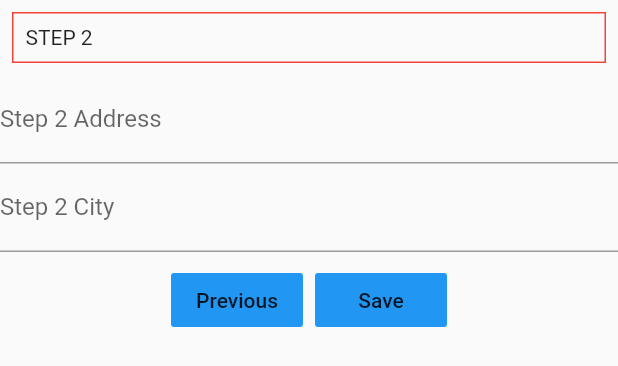
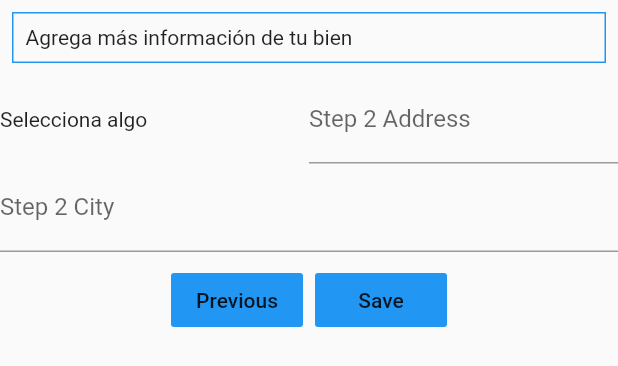
Before and after one commit to jsepulvedai1/Registralo, a Flutter app: the FormWidget widget shown alone on an empty page, opened directly, after a tap on "Next", on a phone screen of 412 x 824 dp. Shown: the top 366 px of the screen. Run offline on Flutter 3.47's test engine with Material 2 defaults, Android fonts, the phone set to English and light mode, and no system bars; our stand-ins replace carousel_pro, curved_navigation_bar, device_info, geolocator, local_auth, simple_animations and 1 more; missing offline and left inert: direct_select, imei_plugin; network calls fail; project files that could hold a hidden picture were left out.

Commit message:
dynamic inputs

```diff
--- a/lib/src/pages/utils/formWidget.dart
+++ b/lib/src/pages/utils/formWidget.dart
@@ -18,18 +18,37 @@ class _FormWidgetState extends State<FormWidget> {
   List<String> _categories;
   Map<String, dynamic> brands;
   List<String> _currentBrands;
+  List<String> _estimatedValues;
+  Map<String, List<String>> _identifiers;
+  Map<String, String> currentIdentifiers;
+  String estimatedValue;
   bool showData;
-
+  bool checkBoxBrand;
+  bool showInputs;
   @override
   void initState() {
     var categories = ['Autos', 'Notebooks'];
-
+    checkBoxBrand = false;
+    showInputs = false;
     var mapData = new Map<String, dynamic>();
+    var mapIdentifiers = new Map<String, List<String>>();
+    mapIdentifiers['Autos'] = ['Patente', 'Kilometraje'];
+    mapIdentifiers['Notebooks'] = ['MAC', 'procesador'];
     mapData['Autos'] = ['suzuki', 'kia'];
     mapData['Notebooks'] = ['hp', 'huawei'];
+    var estimatedValues = [
+      "Menor a \$100.000",
+      "\$100.000 - \$500.000",
+      "\$500.000 - \$100.0000",
+      "\$Superior a \$1000.000"
+    ];
     showData = false;
     setState(() {
+      _identifiers = mapIdentifiers;
+
       _categories = categories;
+      _estimatedValues = estimatedValues;
+      estimatedValue = estimatedValues[0];
       brands = mapData;
       _currentBrands = ['suzuki', 'kia'];
       showData = true;
@@ -55,43 +74,38 @@ class _FormWidgetState extends State<FormWidget> {
     });
   }
 
-  String dropdownValue = 'Autos';
-  String dropDownValue2 = 'suzuki';
-  Column formOneBuilder(BuildContext context) {
+  Widget checkbox(String title, bool boolValue) {
     return Column(
+      mainAxisAlignment: MainAxisAlignment.center,
       children: <Widget>[
-        Padding(
-          padding: const EdgeInsets.all(8.0),
-          child: Container(
-              padding: const EdgeInsets.all(8.0),
-              decoration: BoxDecoration(border: Border.all(color: Colors.blue)),
-              width: double.infinity,
-              child: Text("Cuentanos que tipo de bien deseas registrar")),
-        ),
-        DropdownButtonFormField<String>(
-          value: dropdownValue,
-          icon: Icon(Icons.arrow_downward),
-          iconSize: 24,
-          style: TextStyle(color: Colors.deepPurple),
-
-          onChanged: (String newValue) {
+        Text(title),
+        Checkbox(
+          value: boolValue,
+          onChanged: (bool value) {
+            checkBoxBrand = value;
             setState(() {
-              dropdownValue = newValue;
-              _currentBrands = brands[newValue];
-              dropDownValue2 = brands[newValue][0];
+              checkBoxBrand = value;
             });
           },
-          items: _categories.map<DropdownMenuItem<String>>((String value) {
-            return DropdownMenuItem<String>(
-              value: value,
-              child: Text(value),
+        )
+      ],
     );
-          }).toList(),
-        ),
-        DropdownButtonFormField<String>(
+  }
+  //List _listings = new List();
+
+  List<Widget> _getInputs(BuildContext context) {
+    List inputs = new List<Widget>();
+    List listings = _getListings(context, currentCategory);
+    if (showInputs) {
+      inputs.add(Row(mainAxisSize: MainAxisSize.min, children: <Widget>[
+      Text("Marca"),
+      Expanded(child: checkbox("Nuevo", checkBoxBrand)),
+      Expanded(
+          child: DropdownButtonFormField<String>(
         value: dropDownValue2,
         icon: Icon(Icons.arrow_downward),
         iconSize: 24,
+        elevation: 16,
         style: TextStyle(color: Colors.deepPurple),
         onChanged: (String newValue) {
           setState(() {
@@ -104,10 +118,127 @@ class _FormWidgetState extends State<FormWidget> {
             child: Text(value),
           );
         }).toList(),
+      ))
+    ]));
+    inputs.add(Row(mainAxisSize: MainAxisSize.min, children: <Widget>[
+      Expanded(
+        child: Text("Valor estimado"),
       ),
+      Expanded(
+          child: DropdownButton<String>(
+        value: estimatedValue,
+        icon: Icon(Icons.arrow_downward),
+        iconSize: 24,
+        elevation: 16,
+        style: TextStyle(color: Colors.deepPurple),
+        underline: Container(
+          height: 2,
+          color: Colors.deepPurpleAccent,
+        ),
+        onChanged: (String newValue) {
+          setState(() {
+            estimatedValue = newValue;
+          });
+        },
+        items: _estimatedValues.map<DropdownMenuItem<String>>((String value) {
+          return DropdownMenuItem<String>(
+            value: value,
+            child: Text(value),
+          );
+        }).toList(),
+      ))
+    ]));
+    inputs.add( ConstrainedBox(
+      constraints: BoxConstraints(maxHeight: 1000),
+      child: ListView(
+        children: listings,
+      ))
+    );
+    } else {
+      inputs.add(Text("Seleccione una categoría para más opciones"));
+    }
+    return inputs;
+  }
+
+  List<Widget> _getListings(BuildContext context, String category) {
+    // <<<<< Note this change for the return type
+    List listings = new List<Widget>();
+    if (showInputs) {
+
+      int i = 0;
+      int lenght = _identifiers[category].length;
+      for (i = 0; i < lenght; i++) {
+        var text = _identifiers[category][i];
+        listings.add(new Row(
+           mainAxisSize: MainAxisSize.min,
+           children: <Widget>[
+            Expanded(
+              child: Text(text),
+            ),
+            Expanded(
+                child: TextFormField(
+              controller: ctl_address,
+              decoration: const InputDecoration(labelText: 'Ingrese valores'),
+            ))
+          ])
+        );
+      }
+    }
+    return listings;
+  }
+
+  String currentCategory = 'Autos';
+  String dropDownValue2 = 'suzuki';
+  Column formOneBuilder(BuildContext context) {
+    return new Column(
+      children: <Widget>[
+        Padding(
+          padding: const EdgeInsets.all(8.0),
+          child: Container(
+              padding: const EdgeInsets.all(8.0),
+              decoration: BoxDecoration(border: Border.all(color: Colors.blue)),
+              width: double.infinity,
+              child: Text("Cuentanos que tipo de bien deseas registrar")),
+        ),
+        Row(mainAxisSize: MainAxisSize.min, children: <Widget>[
+          Expanded(
+            child: Text("Categoría"),
+          ),
+          Expanded(
+              child: DropdownButton<String>(
+            value: currentCategory,
+            icon: Icon(Icons.arrow_downward),
+            iconSize: 24,
+            elevation: 16,
+            style: TextStyle(color: Colors.deepPurple),
+            underline: Container(
+              height: 2,
+              color: Colors.deepPurpleAccent,
+            ),
+            onChanged: (String newValue) {
+              setState(() {
+                currentCategory = newValue;
+                _currentBrands = brands[newValue];
+                dropDownValue2 = brands[newValue][0];
+                showInputs = true;
+              });
+            },
+            items: _categories.map<DropdownMenuItem<String>>((String value) {
+              return DropdownMenuItem<String>(
+                value: value,
+                child: Text(value),
+              );
+            }).toList(),
+          ))
+        ]),
+        Expanded(child: ListView(
+            shrinkWrap: true,
+            physics: ClampingScrollPhysics(),
+            children: _getInputs(context)
+          )),
         Center(
           child: Padding(
-            padding: const EdgeInsets.all(8.0),
+            padding: const EdgeInsets.all(1.0),
             child: Row(
               crossAxisAlignment: CrossAxisAlignment.center,
               mainAxisAlignment: MainAxisAlignment.center,
@@ -142,15 +273,21 @@ class _FormWidgetState extends State<FormWidget> {
           padding: const EdgeInsets.all(8.0),
           child: Container(
             padding: const EdgeInsets.all(8.0),
-            decoration: BoxDecoration(border: Border.all(color: Colors.red)),
+            decoration: BoxDecoration(border: Border.all(color: Colors.blue)),
             width: double.infinity,
-            child: Text("STEP 2"),
+            child: Text("Agrega más información de tu bien"),
           ),
         ),
-        TextFormField(
+        Row(mainAxisSize: MainAxisSize.min, children: <Widget>[
+          Expanded(
+            child: Text("Selecciona algo"),
+          ),
+          Expanded(
+              child: TextFormField(
             controller: ctl_address,
             decoration: const InputDecoration(labelText: 'Step 2 Address'),
-        ),
+          ))
+        ]),
         TextFormField(
           controller: ctl_city,
           decoration: const InputDecoration(labelText: 'Step 2 City'),
@@ -198,7 +335,9 @@ class _FormWidgetState extends State<FormWidget> {
 
         case 2:
           return Form(
-            child: (_currentBrands != null) ? this.formTwoBuilder(context) : CircularProgressIndicator(),
+            child: (_currentBrands != null)
+                ? this.formTwoBuilder(context)
+                : CircularProgressIndicator(),
           );
           break;
       }
@@ -216,3 +355,40 @@ class _FormWidgetState extends State<FormWidget> {
     super.dispose();
   }
 }
+
+class RowFormBuilder extends StatefulWidget {
+  @override
+  State<StatefulWidget> createState() => RowFormBuilderState();
+
+  RowFormBuilder({this.categories});
+  final List<String> categories;
+}
+
+class RowFormBuilderState extends State<RowFormBuilder> {
+  @override
+  Widget build(BuildContext context) {
+    String firstCategory = widget.categories[0];
+    return Row(
+      children: <Widget>[
+        DropdownButton<String>(
+          value: firstCategory,
+          icon: Icon(Icons.arrow_downward),
+          iconSize: 24,
+          style: TextStyle(color: Colors.deepPurple),
+          onChanged: (String newValue) {
+            setState(() {
+              firstCategory = newValue;
+            });
+          },
+          items:
+              widget.categories.map<DropdownMenuItem<String>>((String value) {
+            return DropdownMenuItem<String>(
+              value: value,
+              child: Text(value),
+            );
+          }).toList(),
+        )
+      ],
+    );
+  }
+}
--- a/pubspec.yaml
+++ b/pubspec.yaml
@@ -35,8 +35,7 @@ dependencies:
   flutter_form_bloc: ^0.4.2
   flutter_bloc: ^0.21.0
   curved_navigation_bar: ^0.3.2
-  uuid: ^1.0.1
-  image_form_field: ^0.0.2
+
 
 
 
```
Also changed, not shown: lib/src/pages/utils/image_input_adapter.dart (deleted, +0 -90 lines), pubspec.lock. Lines whose indentation alone changed are shown as unchanged.
